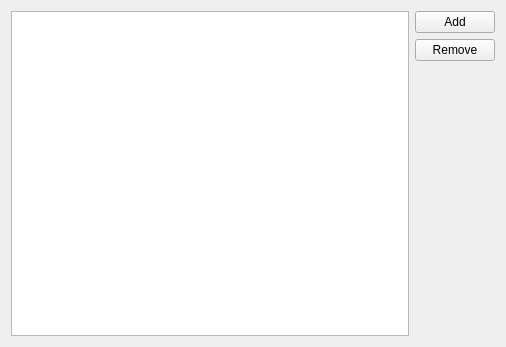
degarashi/sprinkler, file src/imagedir_window.ui: the form before one commit.
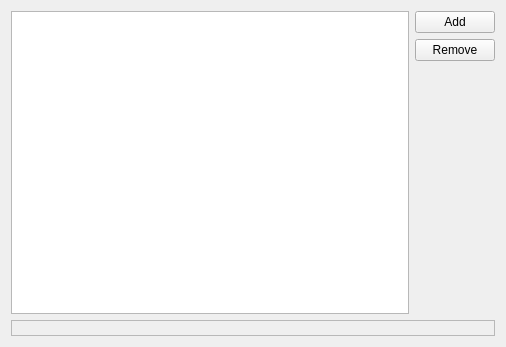
The form after the commit. Icons and pictures are not drawn.

Diff of the .ui file:
```diff
--- a/src/imagedir_window.ui
+++ b/src/imagedir_window.ui
@@ -13,7 +13,9 @@
   <property name="windowTitle">
    <string>ImageSource</string>
   </property>
-  <layout class="QHBoxLayout" name="horizontalLayout_2">
+  <layout class="QVBoxLayout" name="verticalLayout_2">
+   <item>
+    <layout class="QHBoxLayout" name="horizontalLayout">
    <item>
     <widget class="QTreeView" name="dirview">
      <property name="alternatingRowColors">
@@ -62,6 +64,21 @@
       </spacer>
      </item>
     </layout>
+     </item>
+    </layout>
+   </item>
+   <item>
+    <widget class="QLabel" name="lbProcessing">
+     <property name="frameShape">
+      <enum>QFrame::StyledPanel</enum>
+     </property>
+     <property name="frameShadow">
+      <enum>QFrame::Plain</enum>
+     </property>
+     <property name="text">
+      <string/>
+     </property>
+    </widget>
    </item>
   </layout>
   <action name="actionAddDir">
```
Lines whose indentation alone changed are shown as unchanged.
